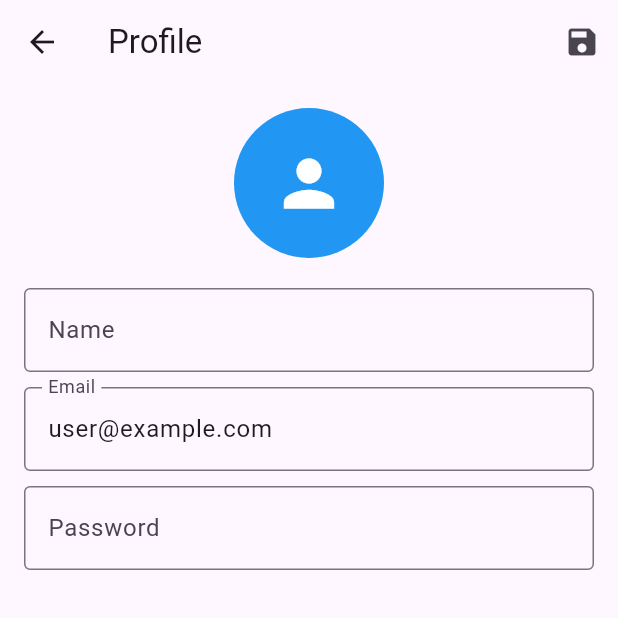
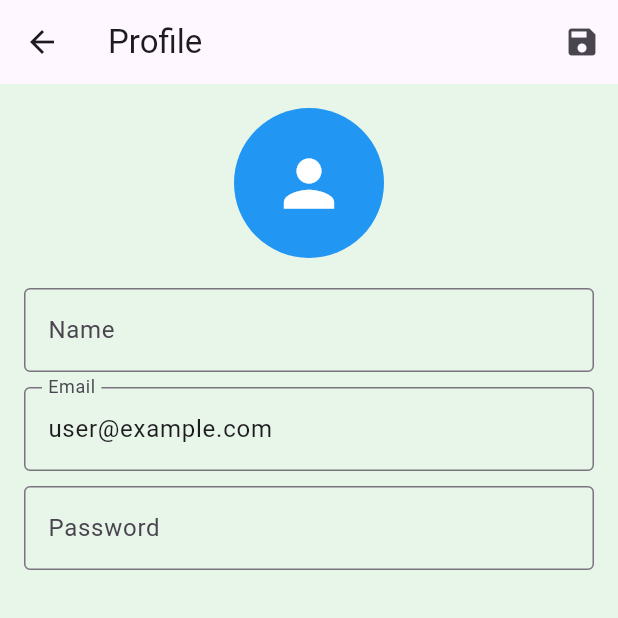
Before and after one commit to saarujan-ui/flutter_project, a Flutter app: the screen it shows after launch, after a tap on "Log In", after a tap on the "person" icon, on a phone screen of 412 x 824 dp, the top half of it. Run offline on Flutter 3.47's test engine with Material 3 defaults, Android fonts, the phone set to English and light mode, and no system bars.

Commit message:
add background colors to user profile

```diff
--- a/lib/login_screen.dart
+++ b/lib/login_screen.dart
@@ -77,7 +77,7 @@ class login_screen extends StatelessWidget {
               },
               child: Text('Forgot Password?'),
             ),
-            SizedBox(height: 20),
+            SizedBox(height: 10),
             Row(
               mainAxisAlignment: MainAxisAlignment.center,
               children: [
--- a/lib/main.dart
+++ b/lib/main.dart
@@ -15,6 +15,7 @@ class MyApp extends StatelessWidget {
       theme: ThemeData(
         primarySwatch: Colors.blue,
       ),
+
       home: splash_screen(),
     );
   }
--- a/lib/profile_screen.dart
+++ b/lib/profile_screen.dart
@@ -53,6 +53,7 @@ class _ProfileScreenState extends State<ProfileScreen> {
   @override
   Widget build(BuildContext context) {
     return Scaffold(
+      backgroundColor: Colors.green.shade50,
       appBar: AppBar(
         title: Text('Profile'),
         actions: [
```
